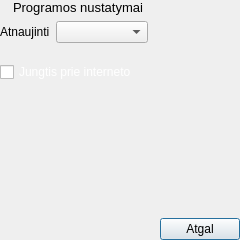
Old version of the form nokia/AlausRadaras/settings.ui in the repository vincnetas/alaus-radaras.
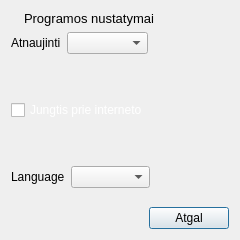
New version of the form. Icons and pictures are not drawn.

Commit message: Implemented language changing on the fly.

```diff
--- a/nokia/AlausRadaras/settings.ui
+++ b/nokia/AlausRadaras/settings.ui
@@ -26,10 +26,7 @@
    <iconset resource="Images.qrc">
     <normaloff>:/images/bok_title.png</normaloff>:/images/bok_title.png</iconset>
   </property>
-  <layout class="QVBoxLayout" name="verticalLayout" stretch="0,1,1,0,10,1">
-   <property name="margin">
-    <number>0</number>
-   </property>
+  <layout class="QVBoxLayout" name="verticalLayout" stretch="1,5,0,5,0,5,10,1">
    <item>
     <widget class="QLabel" name="header">
      <property name="palette">
@@ -260,6 +257,46 @@
      </property>
     </widget>
    </item>
+   <item>
+    <spacer name="verticalSpacer_3">
+     <property name="orientation">
+      <enum>Qt::Vertical</enum>
+     </property>
+     <property name="sizeHint" stdset="0">
+      <size>
+       <width>20</width>
+       <height>40</height>
+      </size>
+     </property>
+    </spacer>
+   </item>
+   <item>
+    <layout class="QHBoxLayout" name="horizontalLayout_3" stretch="0,5,5">
+     <item>
+      <widget class="QLabel" name="labelLanguage">
+       <property name="text">
+        <string>Language</string>
+       </property>
+      </widget>
+     </item>
+     <item>
+      <widget class="QComboBox" name="comboLanguage"/>
+     </item>
+     <item>
+      <spacer name="horizontalSpacer_3">
+       <property name="orientation">
+        <enum>Qt::Horizontal</enum>
+       </property>
+       <property name="sizeHint" stdset="0">
+        <size>
+         <width>40</width>
+         <height>20</height>
+        </size>
+       </property>
+      </spacer>
+     </item>
+    </layout>
+   </item>
    <item>
     <spacer name="verticalSpacer">
      <property name="orientation">
```
The commit also changes 44 other files.
